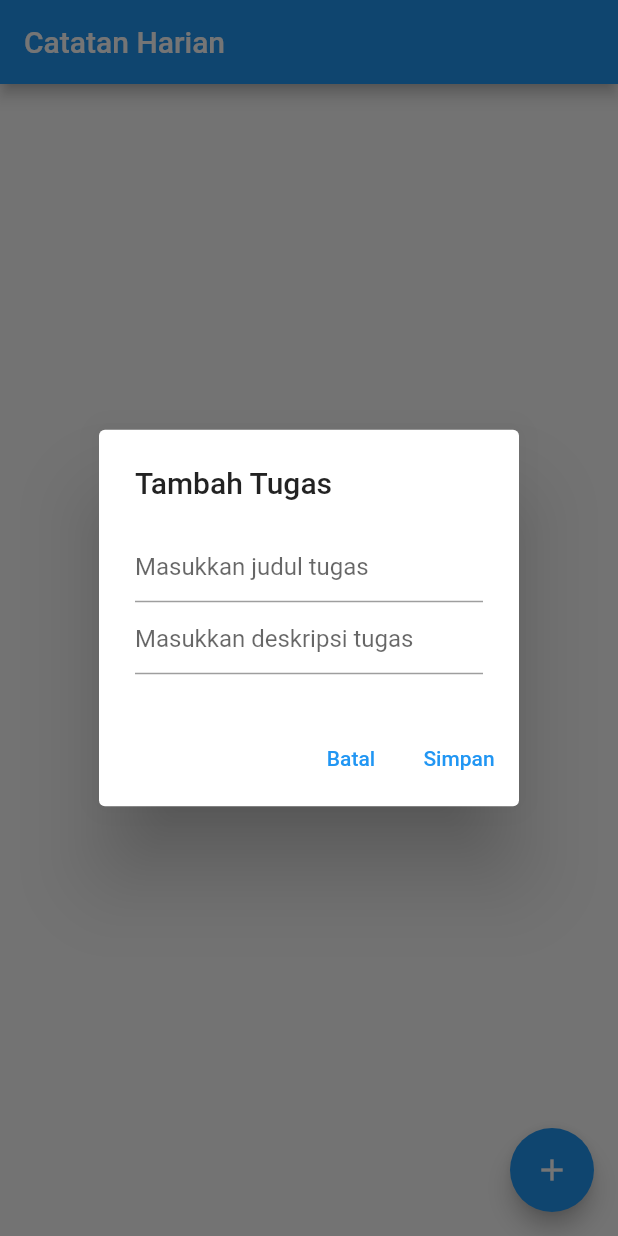
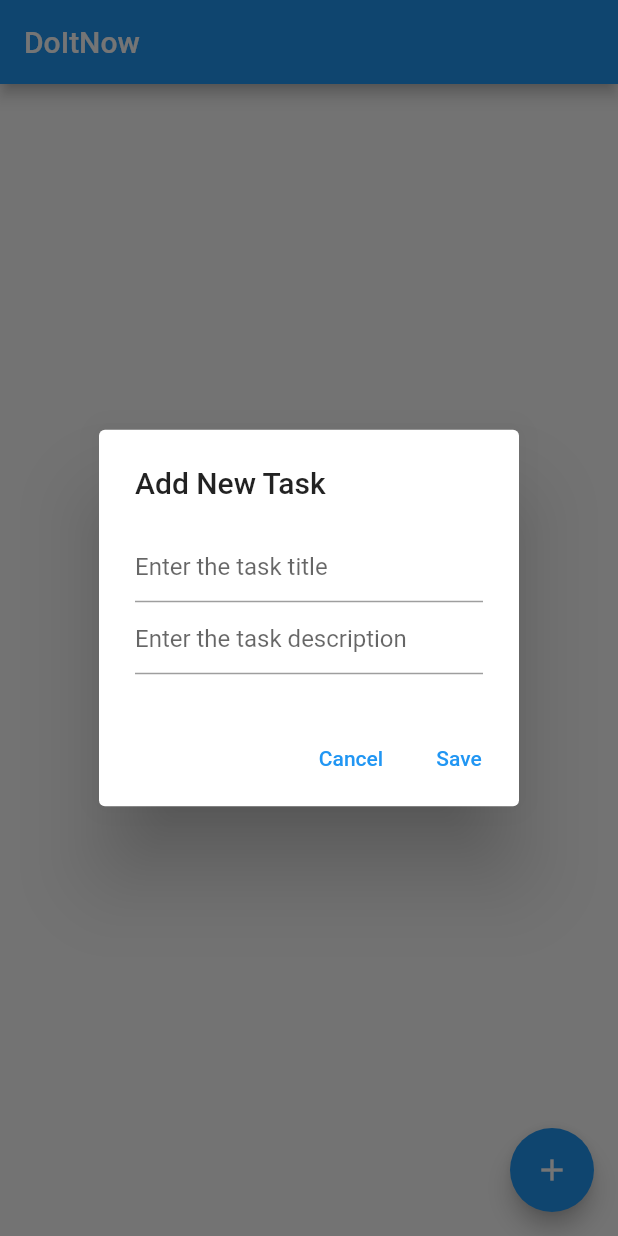
Before and after one commit to CokiNbbn/notes, a Flutter app: the screen it shows after launch, after a tap on the "add" icon, on a phone screen of 412 x 824 dp. Run offline on Flutter 3.47's test engine with Material 2 defaults, Android fonts, the phone set to English and light mode, and no system bars; our stand-ins replace shared_preferences.

Commit message:
fix: perbaikan judul-judul page

```diff
--- a/lib/main.dart
+++ b/lib/main.dart
@@ -1,13 +1,15 @@
 import 'package:flutter/material.dart';
 import 'task_list_page.dart';
 
-void main() => runApp(MyApp());
+void main() => runApp(const MyApp());
 
 class MyApp extends StatelessWidget {
+  const MyApp({super.key});
+
   @override
   Widget build(BuildContext context) {
     return MaterialApp(
-      title: 'Catatan Harian',
+      title: 'DoItNow',
       theme: ThemeData(
         primarySwatch: Colors.blue,
       ),
--- a/lib/task_detail_page.dart
+++ b/lib/task_detail_page.dart
@@ -1,36 +1,34 @@
-import 'package:flutter/cupertino.dart';
 import 'package:flutter/material.dart';
 import 'package:notes/task.dart';
-import 'package:flutter/material.dart';
 
 class TaskDetailPage extends StatelessWidget {
   final Task task;
 
-  TaskDetailPage({required this.task});
+  const TaskDetailPage({super.key, required this.task});
 
   @override
   Widget build(BuildContext context) {
     return Scaffold(
       appBar: AppBar(
-        title: Text('Detail Tugas'),
+        title: const Text('Task Detail'),
       ),
       body: Padding(
         padding: const EdgeInsets.all(16.0),
         child: Column(
           crossAxisAlignment: CrossAxisAlignment.start,
           children: [
-            Text(
-              'Judul Tugas:',
+            const Text(
+              'Task Title:',
               style: TextStyle(fontWeight: FontWeight.bold),
             ),
-            SizedBox(height: 8.0),
+            const SizedBox(height: 8.0),
             Text(task.title),
-            SizedBox(height: 16.0),
-            Text(
-              'Deskripsi Tugas:',
+            const SizedBox(height: 16.0),
+            const Text(
+              'Task Description:',
               style: TextStyle(fontWeight: FontWeight.bold),
             ),
-            SizedBox(height: 8.0),
+            const SizedBox(height: 8.0),
             Text(task.subtitle),
           ],
         ),
--- a/lib/task_list_page.dart
+++ b/lib/task_list_page.dart
@@ -4,12 +4,14 @@ import 'package:notes/task_detail_page.dart';
 import 'package:shared_preferences/shared_preferences.dart';
 
 class TaskListPage extends StatefulWidget {
+  const TaskListPage({super.key});
+
   @override
   _TaskListPageState createState() => _TaskListPageState();
 }
 
 class _TaskListPageState extends State<TaskListPage> {
-  TextEditingController _controller = TextEditingController();
+  final TextEditingController _controller = TextEditingController();
   List<Task> _tasks = [];
   int _editingIndex = -1;
 
@@ -59,14 +61,14 @@ class _TaskListPageState extends State<TaskListPage> {
   Widget build(BuildContext context) {
     return Scaffold(
       appBar: AppBar(
-        title: Text('Catatan Harian'),
+        title: const Text('DoItNow'),
       ),
       body: _buildTaskList(),
       floatingActionButton: FloatingActionButton(
         onPressed: () {
           _showAddTaskDialog(context);
         },
-        child: Icon(Icons.add),
+        child: const Icon(Icons.add),
       ),
     );
   }
@@ -97,14 +99,14 @@ class _TaskListPageState extends State<TaskListPage> {
                       mainAxisSize: MainAxisSize.min,
                       children: [
                         IconButton(
-                          icon: Icon(Icons.edit),
+                          icon: const Icon(Icons.edit),
                           onPressed: () {
                             _editTask(index);
                             _showAddTaskDialog(context);
                           },
                         ),
                         IconButton(
-                          icon: Icon(Icons.delete),
+                          icon: const Icon(Icons.delete),
                           onPressed: () {
                             _deleteTask(index);
                           },
@@ -126,13 +128,13 @@ class _TaskListPageState extends State<TaskListPage> {
       context: context,
       builder: (context) {
         return AlertDialog(
-          title: Text(_editingIndex == -1 ? 'Tambah Tugas' : 'Edit Tugas'),
+          title: Text(_editingIndex == -1 ? 'Add New Task' : 'Edit Task'),
           content: Column(
             mainAxisSize: MainAxisSize.min,
             children: [
               TextField(
                 controller: _controller,
-                decoration: InputDecoration(hintText: 'Masukkan judul tugas'),
+                decoration: const InputDecoration(hintText: 'Enter the task title'),
               ),
               TextField(
                 onChanged: (value) {
@@ -140,7 +142,7 @@ class _TaskListPageState extends State<TaskListPage> {
                     _tasks[_editingIndex].subtitle = value;
                   });
                 },
-                decoration: InputDecoration(hintText: 'Masukkan deskripsi tugas'),
+                decoration: const InputDecoration(hintText: 'Enter the task description'),
               ),
             ],
           ),
@@ -150,14 +152,14 @@ class _TaskListPageState extends State<TaskListPage> {
                 Navigator.of(context).pop();
                 _editingIndex = -1;
               },
-              child: Text('Batal'),
+              child: const Text('Cancel'),
             ),
             TextButton(
               onPressed: () {
                 _saveTask();
                 Navigator.of(context).pop();
               },
-              child: Text(_editingIndex == -1 ? 'Simpan' : 'Edit'),
+              child: Text(_editingIndex == -1 ? 'Save' : 'Edit'),
             ),
           ],
         );
```
